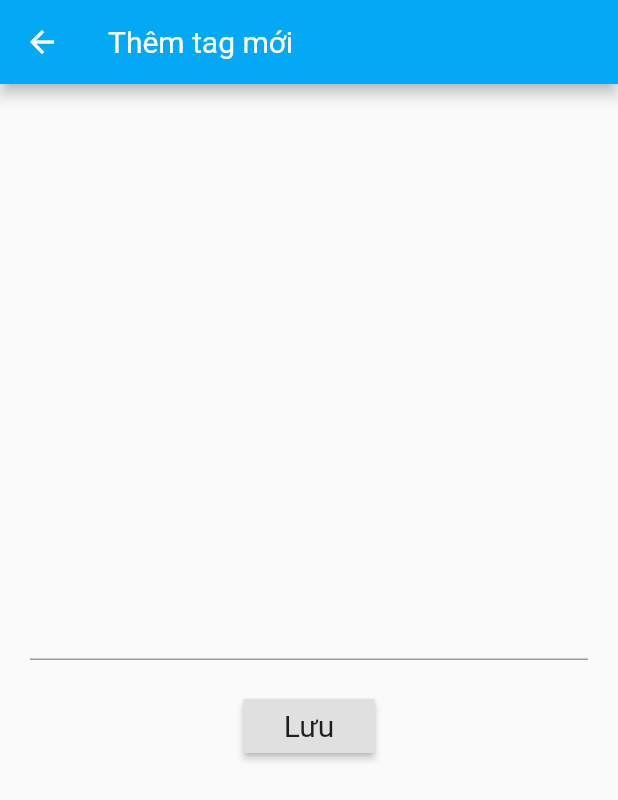
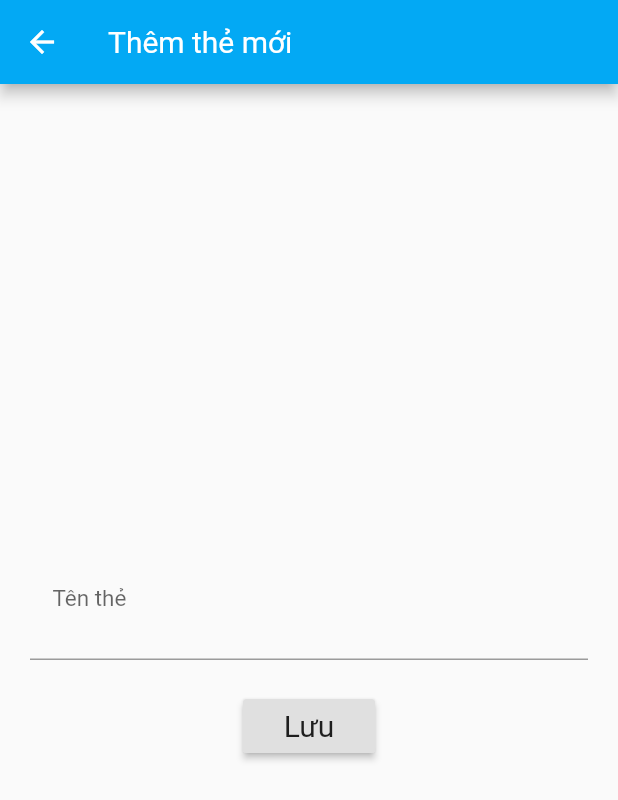
Before and after one commit to conghauto/App-Diabetes, a Flutter app: the AddNewTab screen opened directly, on a phone screen of 412 x 824 dp. Shown: the top 800 px of the screen. Run offline on Flutter 3.47's test engine with Material 2 defaults, Android fonts, the phone set to English and light mode, and no system bars; our stand-ins replace charts_flutter, connectivity, firebase_auth, firebase_core, firebase_storage, flutter_datetime_picker and 12 more; missing offline and left inert: flutter_facebook_login, flutter_full_pdf_viewer; accounts and stored records are empty; statements that could not run were skipped; project files that could hold a hidden picture were left out.

Commit message:
fix bugs when add new tag and change logo, brand name of application

```diff
--- a/lib/constants.dart
+++ b/lib/constants.dart
@@ -42,7 +42,7 @@
 const String kUsernameNullError = "Bạn chưa điền tên đăng nhập";
 const String kIndexGlycemicNullError = "Bạn chưa nhập chỉ số đường huyết";
 const String kShortUsername = "Tên đăng nhập không hợp lệ";
-const String ip = "http://192.168.1.3:8080";
+const String ip = "http://192.168.1.7:8080";
 
 final otpInputDecoration = InputDecoration(
   contentPadding:
--- a/lib/screens/glucose/log_screens/add_tab_screen.dart
+++ b/lib/screens/glucose/log_screens/add_tab_screen.dart
@@ -16,7 +16,7 @@
   Widget build(BuildContext context) {
     return Scaffold(
       appBar: AppBar(
-        title: Text('Thêm tag mới', style: TextStyle(color: Colors.white),),
+        title: Text('Thêm thẻ mới', style: TextStyle(color: Colors.white),),
         backgroundColor: Colors.lightBlue,
       ),
       body: Column(
@@ -29,7 +29,17 @@
               style: TextStyle(
                 fontSize: 20,
                 color: Colors.black,
+
               ),
+              decoration: InputDecoration(
+                  contentPadding: EdgeInsets.only(bottom: 3, left: 15),
+                  labelText: "Tên thẻ",
+                  floatingLabelBehavior: FloatingLabelBehavior.always,
+                  hintStyle: TextStyle(
+                    fontSize: 18,
+                    fontWeight: FontWeight.bold,
+                    color: Colors.black,
+                  )),
             ),
           ),
 
```
Also changed, not shown: lib/screens/glucose/log_screens/blood_glucoso_screen.dart (+5 -3 lines), lib/screens/glucose/log_screens/carbs_screen.dart (+5 -3 lines), lib/screens/glucose/log_screens/exercise_screen.dart (+5 -3 lines), lib/screens/glucose/log_screens/weight_screen.dart (+5 -3 lines), 6 other files.
